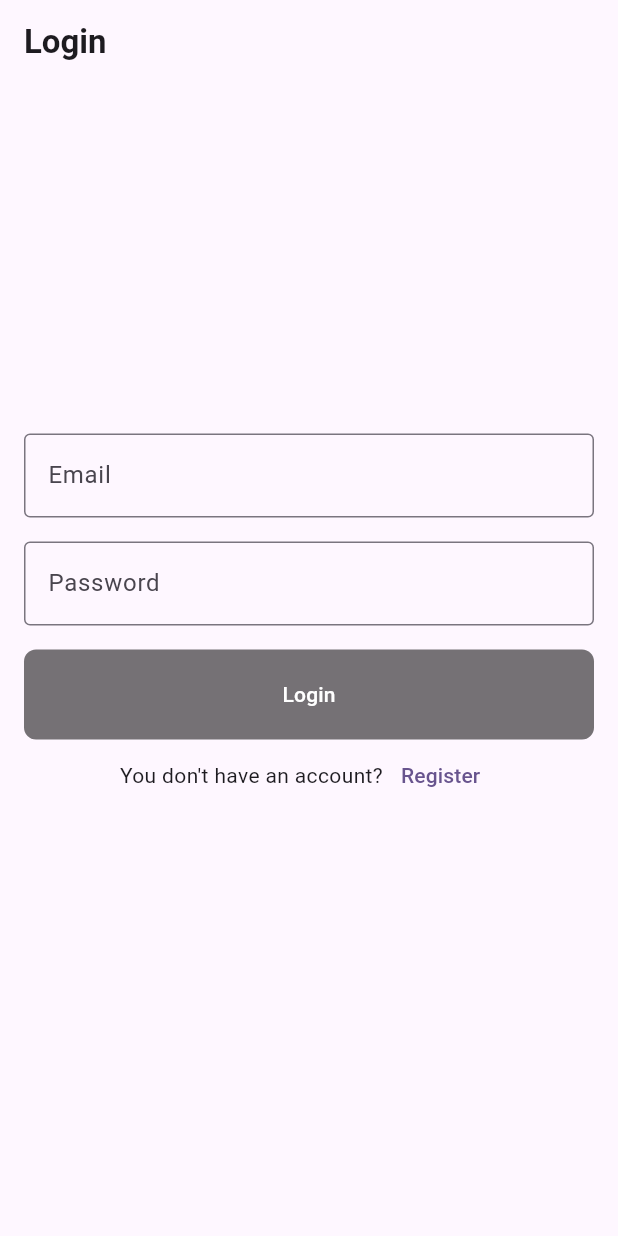
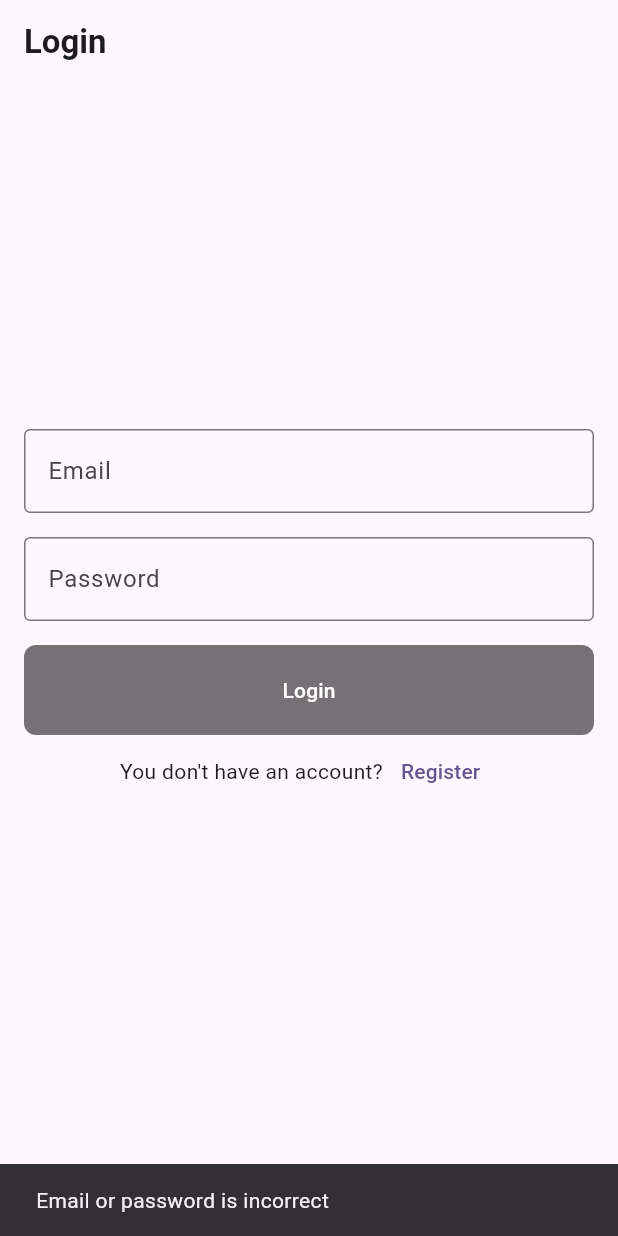
Before and after one commit to annvnewwave/chat_app, a Flutter app: the screen it shows after launch, after a tap on "Login", on a phone screen of 412 x 824 dp. Run offline on Flutter 3.47's test engine with Material 3 defaults, Android fonts, the phone set to English and light mode, and no system bars; our stand-ins replace cloud_firestore, firebase_auth, firebase_core, flutter_riverpod, freezed_annotation, go_router and 2 more; accounts and stored records are empty; network calls fail.

```diff
--- a/lib/core/helper/helper.dart
+++ b/lib/core/helper/helper.dart
@@ -0,0 +1,9 @@
+import 'package:chat_app/core/router/app_router.dart';
+import 'package:flutter/material.dart';
+
+class Helper {
+  static void showInSnackBar(String msg) {
+    var snackBar = SnackBar(content: Text(msg));
+    ScaffoldMessenger.of(navigatorKey.currentContext!).showSnackBar(snackBar);
+  }
+}
--- a/lib/core/translation/intl/app_localizations.dart
+++ b/lib/core/translation/intl/app_localizations.dart
@@ -162,6 +162,48 @@ abstract class S {
   /// In en, this message translates to:
   /// **'Enter email and password to register'**
   String get enterEmailAndPasswordToRegister;
+
+  /// No description provided for @userNotFound.
+  ///
+  /// In en, this message translates to:
+  /// **'User not found'**
+  String get userNotFound;
+
+  /// No description provided for @wrongPassword.
+  ///
+  /// In en, this message translates to:
+  /// **'Wrong password'**
+  String get wrongPassword;
+
+  /// No description provided for @errorOccured.
+  ///
+  /// In en, this message translates to:
+  /// **'An error occured. Please try again later'**
+  String get errorOccured;
+
+  /// No description provided for @emailAddressIsAlreadyInUse.
+  ///
+  /// In en, this message translates to:
+  /// **'Email address is already in use'**
+  String get emailAddressIsAlreadyInUse;
+
+  /// No description provided for @invalidEmail.
+  ///
+  /// In en, this message translates to:
+  /// **'Email address is not valid'**
+  String get invalidEmail;
+
+  /// No description provided for @weakPassword.
+  ///
+  /// In en, this message translates to:
+  /// **'Password is not strong enough'**
+  String get weakPassword;
+
+  /// No description provided for @emailOrPasswordWrong.
+  ///
+  /// In en, this message translates to:
+  /// **'Email or password is incorrect'**
+  String get emailOrPasswordWrong;
 }
 
 class _SDelegate extends LocalizationsDelegate<S> {
--- a/lib/core/translation/intl/app_localizations_en.dart
+++ b/lib/core/translation/intl/app_localizations_en.dart
@@ -39,4 +39,25 @@ class SEn extends S {
 
   @override
   String get enterEmailAndPasswordToRegister => 'Enter email and password to register';
+
+  @override
+  String get userNotFound => 'User not found';
+
+  @override
+  String get wrongPassword => 'Wrong password';
+
+  @override
+  String get errorOccured => 'An error occured. Please try again later';
+
+  @override
+  String get emailAddressIsAlreadyInUse => 'Email address is already in use';
+
+  @override
+  String get invalidEmail => 'Email address is not valid';
+
+  @override
+  String get weakPassword => 'Password is not strong enough';
+
+  @override
+  String get emailOrPasswordWrong => 'Email or password is incorrect';
 }
--- a/lib/core/translation/intl_en.arb
+++ b/lib/core/translation/intl_en.arb
@@ -11,5 +11,12 @@
   "password": "Password",
   "youDontHaveAnAccount": "You don't have an account?",
   "enterEmailAndPasswordToLogin": "Enter email and password to login",
-  "enterEmailAndPasswordToRegister": "Enter email and password to register"
+  "enterEmailAndPasswordToRegister": "Enter email and password to register",
+  "userNotFound": "User not found",
+  "wrongPassword": "Wrong password",
+  "errorOccured": "An error occured. Please try again later",
+  "emailAddressIsAlreadyInUse": "Email address is already in use",
+  "invalidEmail": "Email address is not valid",
+  "weakPassword": "Password is not strong enough",
+  "emailOrPasswordWrong": "Email or password is incorrect"
 }
--- a/lib/features/authentication/infrastructure/auth_repositories.dart
+++ b/lib/features/authentication/infrastructure/auth_repositories.dart
@@ -1,3 +1,5 @@
+import 'package:chat_app/core/helper/helper.dart';
+import 'package:chat_app/core/translation/l10n.dart';
 import 'package:chat_app/features/authentication/data/auth_services.dart';
 import 'package:chat_app/features/authentication/domain/entities/auth_entity.dart';
 import 'package:chat_app/features/authentication/domain/repositories/auth_repositories_interface.dart';
@@ -19,11 +21,14 @@ class AuthRepositories implements AuthRepositoriesInterface {
       return result?.user;
     } on FirebaseAuthException catch (e) {
       if (e.code == 'user-not-found') {
-        throw AuthException('User not found');
+        Helper.showInSnackBar(lang.userNotFound);
+        return null;
       } else if (e.code == 'wrong-password') {
-        throw AuthException('Wrong password');
+        Helper.showInSnackBar(lang.wrongPassword);
+        return null;
       } else {
-        throw AuthException('An error occured. Please try again later');
+        Helper.showInSnackBar(lang.emailOrPasswordWrong);
+        return null;
       }
     }
   }
@@ -38,13 +43,17 @@ class AuthRepositories implements AuthRepositoriesInterface {
       return result?.user;
     } on FirebaseAuthException catch (e) {
       if (e.code == 'email-already-in-use') {
-        throw AuthException('Email address is already in use');
+        Helper.showInSnackBar(lang.emailAddressIsAlreadyInUse);
+        return null;
       } else if (e.code == 'invalid-email') {
-        throw AuthException('Email address is not valid');
+        Helper.showInSnackBar(lang.invalidEmail);
+        return null;
       } else if (e.code == 'weak-password') {
-        throw AuthException('Password is not strong enough');
+        Helper.showInSnackBar(lang.weakPassword);
+        return null;
       } else {
-        throw AuthException('An error occured. Please try again later');
+        Helper.showInSnackBar(lang.errorOccured);
+        return null;
       }
     }
   }
--- a/lib/features/authentication/presentation/screen/login_screen.dart
+++ b/lib/features/authentication/presentation/screen/login_screen.dart
@@ -2,6 +2,8 @@ import 'package:chat_app/core/router/app_router.dart';
 import 'package:chat_app/core/translation/l10n.dart';
 import 'package:chat_app/features/authentication/domain/entities/auth_entity.dart';
 import 'package:chat_app/features/authentication/presentation/controller/login_controller.dart';
+import 'package:chat_app/features/authentication/presentation/state/login_state.dart';
+import 'package:chat_app/shared/widgets/app_loader.dart';
 import 'package:flutter/material.dart';
 import 'package:go_router/go_router.dart';
 import 'package:hooks_riverpod/hooks_riverpod.dart';
@@ -19,14 +21,20 @@ class _LoginScreenState extends ConsumerState<LoginScreen> {
 
   @override
   Widget build(BuildContext context) {
+    final state = ref.watch(loginControllerNotifierProvider);
+
     return Scaffold(
+      extendBodyBehindAppBar: true,
       appBar: AppBar(
+        forceMaterialTransparency: true,
         title: Text(
           lang.login,
           style: const TextStyle(fontWeight: FontWeight.bold),
         ),
       ),
-      body: Center(
+      body: Stack(
+        children: [
+          Center(
             child: Container(
               margin: const EdgeInsets.symmetric(horizontal: 16),
               child: Column(
@@ -35,10 +43,12 @@ class _LoginScreenState extends ConsumerState<LoginScreen> {
                   _formInput(),
                   _buttonLogin(),
                   _register(),
-              const SizedBox(height: 50),
                 ],
               ),
             ),
+          ),
+          if (state is LoginStateLoading) const AppLoader()
+        ],
       ),
     );
   }
--- a/pubspec.yaml
+++ b/pubspec.yaml
@@ -37,6 +37,9 @@ dependencies:
     sdk: flutter
   cloud_firestore: ^4.15.8
 
+  #apploader
+  loading_indicator: ^3.1.1
+
 dev_dependencies:
   flutter_test:
     sdk: flutter
```
Also changed, not shown: lib/features/authentication/presentation/controller/register_controller.dart (+7 -7 lines), lib/features/authentication/presentation/screen/register_screen.dart (+12 -1 lines), lib/features/authentication/presentation/state/register_state.dart (added, +15 -0 lines), lib/shared/widgets/app_loader.dart (added, +34 -0 lines), pubspec.lock. Lines whose indentation alone changed are shown as unchanged.
